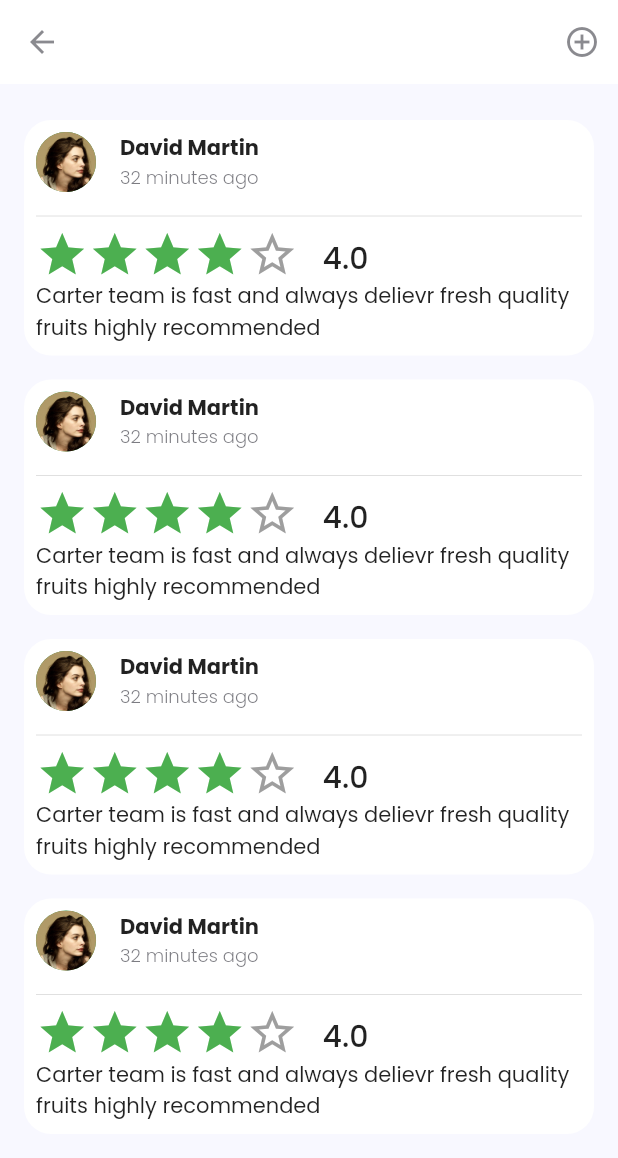
After one commit to pranavo72bex/shoppingApp, a Flutter app: the ReviewPage screen opened by its route, on a phone screen of 412 x 824 dp. The commit adds this screen. Shown: the top 1158 px of the screen. Run offline on Flutter 3.47's test engine with Material 2 defaults, Android fonts, the phone set to English and light mode, and no system bars; our stand-ins replace auto_route, google_fonts.

Commit message:
review page

```diff
--- a/lib/presentation/core/app_router.dart
+++ b/lib/presentation/core/app_router.dart
@@ -3,6 +3,7 @@ import 'package:shoppingApp/presentation/about_me/about_me_page.dart';
 import 'package:shoppingApp/presentation/cart/cart_page.dart';
 import 'package:shoppingApp/presentation/core/bottom_navigation_page.dart';
 import 'package:shoppingApp/presentation/notification/notification_page.dart';
+import 'package:shoppingApp/presentation/review/review_page.dart';
 import 'package:shoppingApp/presentation/signin/signin_page.dart';
 import 'package:shoppingApp/presentation/signup/signup_page.dart';
 
@@ -16,6 +17,7 @@ import 'package:shoppingApp/presentation/signup/signup_page.dart';
     MaterialRoute(page: AboutMePage),
     MaterialRoute(page: CartPage),
     MaterialRoute(page: NotificationsPage),
+    MaterialRoute(page: ReviewPage),
   ],
 )
 class $AppRouter {}
--- /dev/null
+++ b/lib/presentation/review/review_page.dart
@@ -0,0 +1,33 @@
+import 'package:flutter/material.dart';
+import 'package:shoppingApp/presentation/review/widgets/review_item.dart';
+
+class ReviewPage extends StatelessWidget {
+  @override
+  Widget build(BuildContext context) {
+    return Scaffold(
+      appBar: AppBar(
+        actions: [
+          IconButton(
+            icon: Icon(Icons.add_circle_outline_outlined),
+            onPressed: () {},
+          )
+        ],
+        title: Text(
+          "Reviews",
+        ),
+      ),
+      body: SingleChildScrollView(
+        padding: const EdgeInsets.all(16.0),
+        child: Column(
+          // crossAxisAlignment: CrossAxisAlignment.start,
+          children: [
+            ReviewItem(),
+            ReviewItem(),
+            ReviewItem(),
+            ReviewItem(),
+          ],
+        ),
+      ),
+    );
+  }
+}
--- /dev/null
+++ b/lib/presentation/review/widgets/review_item.dart
@@ -0,0 +1,80 @@
+import 'package:flutter/material.dart';
+import 'package:shoppingApp/presentation/common_widget/text_style.dart';
+import 'package:shoppingApp/presentation/review/widgets/star_rating.dart';
+
+class ReviewItem extends StatefulWidget {
+  const ReviewItem({Key key}) : super(key: key);
+
+  @override
+  _ReviewItemState createState() => _ReviewItemState();
+}
+
+class _ReviewItemState extends State<ReviewItem> {
+  double rating = 4;
+  @override
+  Widget build(BuildContext context) {
+    return Container(
+      margin: EdgeInsets.symmetric(vertical: 8),
+      padding: EdgeInsets.all(8),
+      decoration: BoxDecoration(
+        borderRadius: BorderRadius.circular(18),
+        color: Colors.white,
+      ),
+      child: Column(
+        children: [
+          Padding(
+            padding: const EdgeInsets.only(bottom: 8),
+            child: Row(
+              // mainAxisAlignment: MainAxisAlignment.start,
+              children: [
+                CircleAvatar(
+                  backgroundImage: ExactAssetImage('assets/profile.jpg'),
+                ),
+                VerticalDivider(),
+                Column(
+                  crossAxisAlignment: CrossAxisAlignment.start,
+                  children: [
+                    Text(
+                      "David Martin",
+                      style: TextStyle(fontWeight: FontWeight.bold),
+                    ),
+                    Text(
+                      "32 minutes ago",
+                      style: Constants.subtextHeading,
+                    )
+                  ],
+                )
+              ],
+            ),
+          ),
+          Divider(
+              // height: 2,
+              ),
+          Row(
+            crossAxisAlignment: CrossAxisAlignment.end,
+            children: [
+              StarRating(
+                rating: rating,
+                onRatingChanged: (rating) {
+                  setState(() {
+                    this.rating = rating;
+                  });
+                },
+              ),
+              VerticalDivider(),
+              Text(
+                rating.toString(),
+                style: Theme.of(context).textTheme.headline6,
+              )
+            ],
+          ),
+          Text(
+            'Carter team is fast and always delievr fresh quality fruits highly recommended',
+            maxLines: 2,
+            overflow: TextOverflow.ellipsis,
+          )
+        ],
+      ),
+    );
+  }
+}
--- a/lib/presentation/write_review/star_rating.dart
+++ b/lib/presentation/review/widgets/star_rating.dart
@@ -16,12 +16,12 @@ class StarRating extends StatelessWidget {
     if (index >= rating) {
       icon = new Icon(
         Icons.star_border,
-        color: Colors.black,
+        color: Colors.grey,
         size: 35,
       );
     } else if (index > rating - 1 && index < rating) {
       icon = new Icon(
-        Icons.star_half,
+        Icons.star_half_outlined,
         size: 35,
         color: color ?? Theme.of(context).primaryColor,
       );
@@ -42,7 +42,10 @@ class StarRating extends StatelessWidget {
   @override
   Widget build(BuildContext context) {
     return new Row(
-        children:
-            new List.generate(starCount, (index) => buildStar(context, index)));
+      children: List.generate(
+        starCount,
+        (index) => buildStar(context, index),
+      ),
+    );
   }
 }
--- a/lib/presentation/write_review/write_review.dart
+++ b/lib/presentation/write_review/write_review.dart
@@ -2,7 +2,7 @@ import 'package:flutter/material.dart';
 import 'package:google_fonts/google_fonts.dart';
 import 'package:shoppingApp/presentation/common_widget/custom_button.dart';
 import 'package:shoppingApp/presentation/common_widget/text_style.dart';
-import 'package:shoppingApp/presentation/write_review/star_rating.dart';
+import 'package:shoppingApp/presentation/review/widgets/star_rating.dart';
 
 class WriteReview extends StatefulWidget {
   @override
```
Also changed, not shown: lib/presentation/profile/profile_page.dart (+10 -0 lines), lib/presentation/review/reviews.dart (deleted, +0 -126 lines), lib/presentation/core/app_router.gr.dart.
